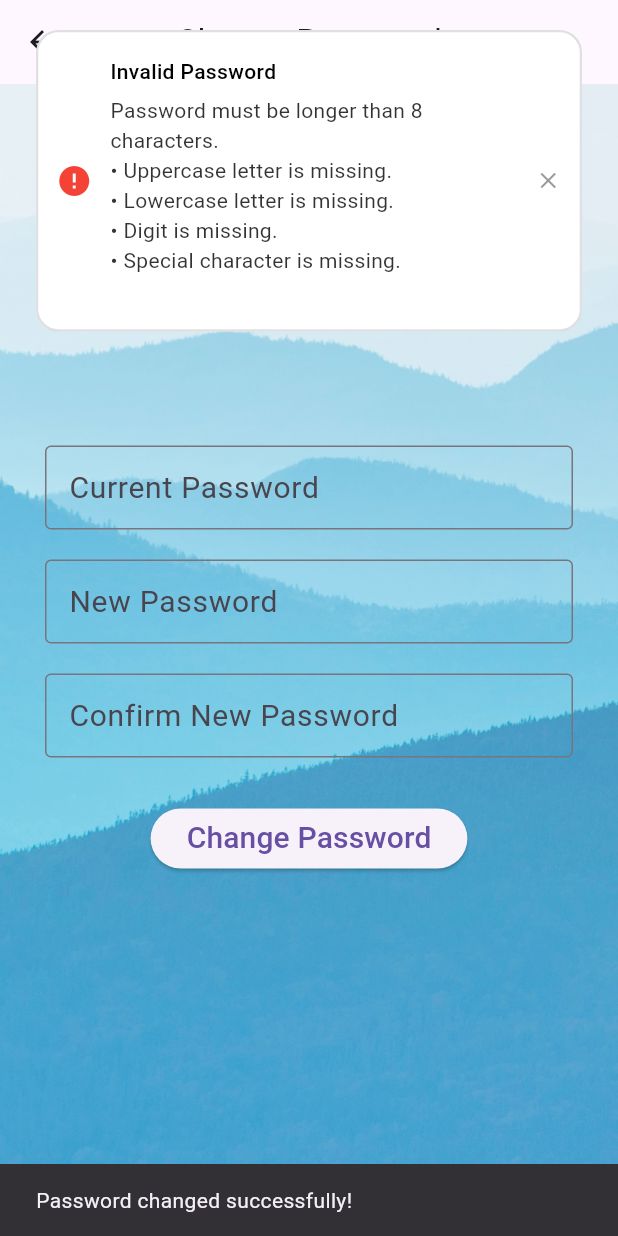
After one commit to AloofAli/danshjoyar-flutter, a Flutter app: the ChangePasswordPage screen opened directly, after a tap on "Change Password", on a phone screen of 412 x 824 dp. The commit adds this screen. Run offline on Flutter 3.47's test engine with Material 3 defaults, Android fonts, the phone set to English and light mode, and no system bars; our stand-ins replace toastification.

Commit message:
Complete Edit Account page Complete profilescreen Add  change password page

```diff
--- a/lib/login.dart
+++ b/lib/login.dart
@@ -1,5 +1,6 @@
 import 'package:danshjoyar/changer.dart';
-import 'package:danshjoyar/register.dart';
+import 'package:danshjoyar/profilescreen.dart';
+import 'package:danshjoyar/EditAccount.dart';
 import 'package:flutter/cupertino.dart';
 import 'package:flutter/material.dart';
 import 'package:flutter/widgets.dart';
@@ -173,7 +174,7 @@ class SignUpPage extends StatefulWidget {
 class _SignUpPageState extends State<SignUpPage> {
   bool _passwordVisible = false;
   bool _isValid = false;
-  String _errorMessage = '';
+  String _errorMessage = '' ;
   TextEditingController usernameController = TextEditingController();
   TextEditingController passwordController = TextEditingController();
   TextEditingController studentIDController = TextEditingController();
@@ -281,6 +282,9 @@ class _SignUpPageState extends State<SignUpPage> {
                   _isValid = _validatePassword(passwordController.text);
 
                 });
+                Navigator.push(
+                    context,
+                    MaterialPageRoute(builder: (context) => changer(username:usernameController.text, password: passwordController.text)));
               },
               child: const Text('Register',
                   style: TextStyle(
--- /dev/null
+++ b/lib/passwordpage.dart
@@ -0,0 +1,166 @@
+import 'package:flutter/material.dart';
+import 'package:toastification/toastification.dart';
+
+class ChangePasswordPage extends StatefulWidget {
+  const ChangePasswordPage({Key? key}) : super(key: key);
+
+  @override
+  _ChangePasswordPageState createState() => _ChangePasswordPageState();
+}
+
+class _ChangePasswordPageState extends State<ChangePasswordPage> {
+  TextEditingController _currentPasswordController = TextEditingController();
+  TextEditingController _newPasswordController = TextEditingController();
+  TextEditingController _confirmNewPasswordController = TextEditingController();
+
+    bool _passwordVisible = false;
+    bool _isValid = false;
+    String errorMessage = '';
+  @override
+  Widget build(BuildContext context) {
+    return Scaffold(
+      appBar: AppBar(
+        title: Text('Change Password'),
+        centerTitle: true,
+      ),
+      body: Container(
+        decoration: BoxDecoration(
+          image: DecorationImage(
+            image: AssetImage("lib/asset/images/alex-shutin-kKvQJ6rK6S4-unsplash.jpg"),
+            fit: BoxFit.cover,
+            colorFilter: ColorFilter.linearToSrgbGamma(),
+          ),
+        ),
+        child: Padding(
+          padding: const EdgeInsets.all(30.0),
+          child: Column(
+            mainAxisAlignment: MainAxisAlignment.center,
+            children: [
+              TextFormField(
+                controller: _currentPasswordController,
+                decoration: InputDecoration(
+                  labelText: 'Current Password',
+                  labelStyle: TextStyle(
+                      fontSize: 20
+                  ),
+                  border: OutlineInputBorder(),
+                ),
+              ),
+              SizedBox(height: 20),
+              TextFormField(
+                controller: _newPasswordController,
+                decoration: InputDecoration(
+                  labelText: 'New Password',
+                  labelStyle: TextStyle(
+                    fontSize: 20
+                  ),
+                  border: OutlineInputBorder(),
+                ),
+              ),
+              SizedBox(height: 20),
+              TextFormField(
+                controller: _confirmNewPasswordController,
+                decoration: InputDecoration(
+                  labelText: 'Confirm New Password',
+                  labelStyle: TextStyle(
+                      fontSize: 20
+                  ),
+                  border: OutlineInputBorder(),
+                ),
+              ),
+              SizedBox(height: 30),
+              ElevatedButton(
+                onPressed: () {
+                  setState(() {
+                    _isValid = validatePassword(_newPasswordController.text);
+
+                  });
+                  if (_newPasswordController.text == _confirmNewPasswordController.text) {
+
+                    ScaffoldMessenger.of(context).showSnackBar(
+                      SnackBar(
+                        content: Text('Password changed successfully!'),
+                      ),
+                    );
+                  } else {
+                    ScaffoldMessenger.of(context).showSnackBar(
+                      SnackBar(
+                        content: Text('New password and confirm password do not match!'),
+                      ),
+                    );
+                  }
+                },
+                child: Text('Change Password',style: TextStyle(fontSize: 20),),
+              ),
+            ],
+          ),
+        ),
+      ),
+    );
+
+  }
+  bool validatePassword(String password) {
+    // Reset error message
+    errorMessage = '';
+
+    // Password length greater than 6
+    if (password.length < 8) {
+      errorMessage += 'Password must be longer than 8 characters.\n';
+    }
+    // Contains at least one uppercase letter
+    if (!password.contains(RegExp(r'[A-Z]'))) {
+      errorMessage += '• Uppercase letter is missing.\n';
+    }
+
+    // Contains at least one lowercase letter
+    if (!password.contains(RegExp(r'[a-z]'))) {
+      errorMessage += '• Lowercase letter is missing.\n';
+    }
+
+    // Contains at least one digit
+    if (!password.contains(RegExp(r'[0-9]'))) {
+      errorMessage += '• Digit is missing.\n';
+    }
+
+    // Contains at least one special character
+    if (!password.contains(RegExp(r'[!@#%^&*(),.?":{}|<>]'))) {
+      errorMessage += '• Special character is missing.\n';
+    }
+    error();
+    // If there are no error messages, the password is valid
+    return errorMessage.isEmpty;
+  }
+
+  void error() {
+    toastification.show(
+      context: context,
+      type: ToastificationType.error,
+      style: ToastificationStyle.flat,
+      autoCloseDuration: const Duration(seconds: 5),
+      title: const Text("Invalid Password"),
+      description: Text(errorMessage),
+      alignment: Alignment.topCenter,
+      animationDuration: const Duration(milliseconds: 300),
+      animationBuilder: (context, animation, alignment, child) {
+        return FadeTransition(
+          opacity: animation,
+          child: child,
+        );
+      },
+      icon: const Icon(Icons.error),
+      primaryColor: Colors.red,
+      backgroundColor: Colors.white,
+      foregroundColor: Colors.black,
+      padding: const EdgeInsets.symmetric(horizontal: 12, vertical: 16),
+      margin: const EdgeInsets.symmetric(horizontal: 12, vertical: 8),
+      borderRadius: BorderRadius.circular(15),
+      showProgressBar: true,
+      closeButtonShowType: CloseButtonShowType.always,
+      closeOnClick: true,
+      pauseOnHover: true,
+      dragToClose: true,
+      applyBlurEffect: true,
+    );
+    ToastificationStyle;
+  }
+}
--- a/pubspec.yaml
+++ b/pubspec.yaml
@@ -32,6 +32,7 @@ dependencies:
     sdk: flutter
   toastification: 2.0.0
   thebrioflashynavbar: ^0.0.1
+  image_picker: ^0.8.5+3
   # The following adds the Cupertino Icons font to your application.
   # The following adds the Cupertino Icons font to your application.
   # Use with the CupertinoIcons class for iOS style icons.
```
Also changed, not shown: lib/EditAccount.dart (added, +184 -0 lines), lib/profilescreen.dart (renamed from lib/register.dart, +45 -11 lines), pubspec.lock, 7 other files.
